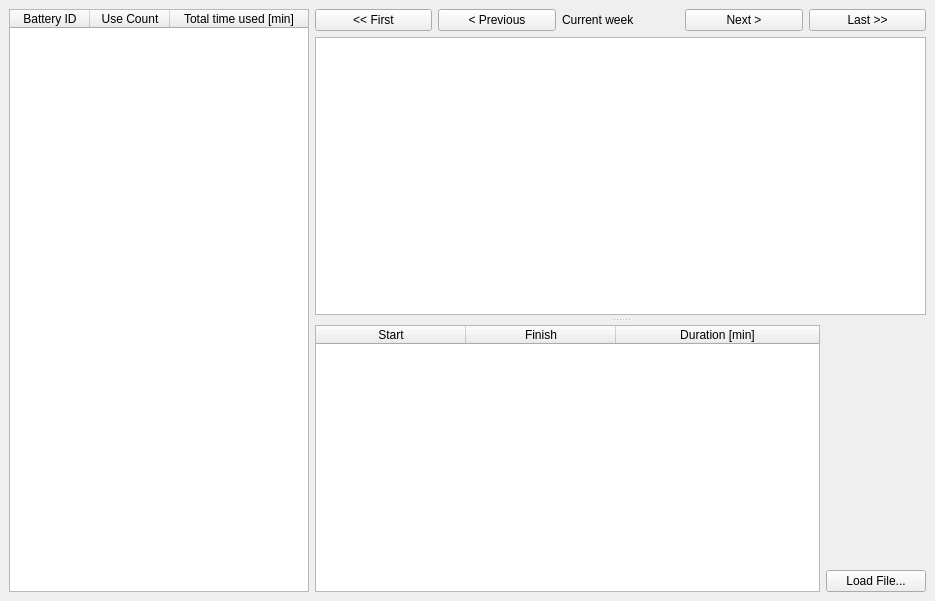
Before: the Qt Designer form mainwindow.ui in j-glow/battery-analyzer, drawn with Qt 5.
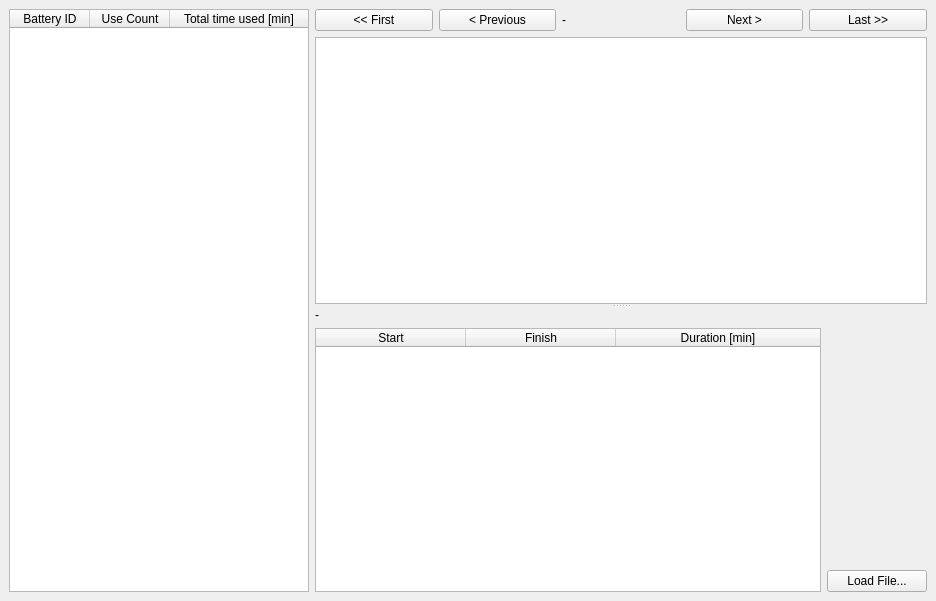
After: the same form once the commit is applied. Custom widgets are drawn as their Qt base class.

Commit message: fixed implicit casting to integers in qchart

The edit to the form file:
```diff
--- a/mainwindow.ui
+++ b/mainwindow.ui
@@ -6,7 +6,7 @@
    <rect>
     <x>0</x>
     <y>0</y>
-    <width>935</width>
+    <width>936</width>
     <height>601</height>
    </rect>
   </property>
@@ -101,9 +101,6 @@
         <property name="orientation">
          <enum>Qt::Vertical</enum>
         </property>
-        <property name="handleWidth">
-         <number>10</number>
-        </property>
         <widget class="QWidget" name="layoutWidget">
          <layout class="QVBoxLayout" name="verticalLayout_2">
           <item>
@@ -125,7 +122,7 @@
             <item>
              <widget class="QLabel" name="week_display">
               <property name="text">
-               <string>Current week</string>
+               <string>-</string>
               </property>
              </widget>
             </item>
@@ -160,11 +157,20 @@
           </item>
          </layout>
         </widget>
-        <widget class="QWidget" name="layoutWidget">
+        <widget class="QWidget" name="">
          <layout class="QHBoxLayout" name="horizontalLayout_2">
-          <property name="sizeConstraint">
-           <enum>QLayout::SetDefaultConstraint</enum>
-          </property>
+          <item>
+           <layout class="QVBoxLayout" name="verticalLayout_3">
+            <item>
+             <widget class="QLabel" name="day_indicator">
+              <property name="text">
+               <string>-</string>
+              </property>
+              <property name="alignment">
+               <set>Qt::AlignLeading|Qt::AlignLeft|Qt::AlignVCenter</set>
+              </property>
+             </widget>
+            </item>
           <item>
            <widget class="QTableWidget" name="recordTable">
             <property name="sizePolicy">
@@ -234,6 +240,8 @@
              </property>
             </column>
            </widget>
+            </item>
+           </layout>
           </item>
           <item>
            <layout class="QVBoxLayout" name="verticalLayout">
```
Lines whose indentation alone changed are shown as unchanged. The commit also changes 2 other files.
